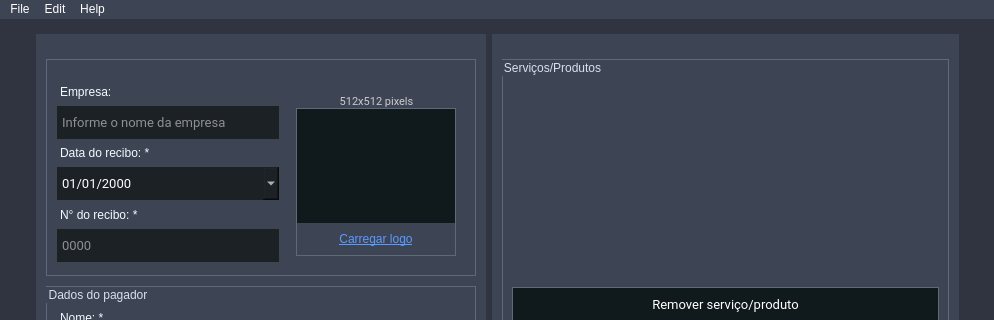
Qt form src/ui/mainwindow/ui_mainwindow.ui (victobriel/Receipt-Generator) before a commit; both pictures show x 0 to 994 and y 0 to 320 of the 994 by 816 pixel window.
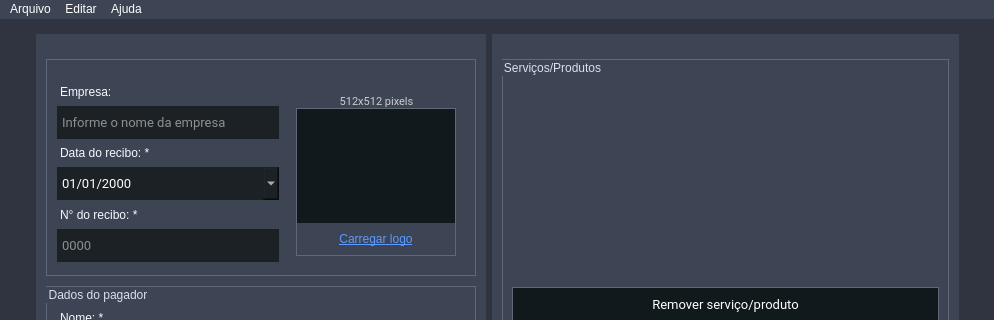
The same form after that commit. Icons and pictures are not drawn.

Patch:
```diff
--- a/src/ui/mainwindow/ui_mainwindow.ui
+++ b/src/ui/mainwindow/ui_mainwindow.ui
@@ -1566,20 +1566,20 @@
    </property>
    <widget class="QMenu" name="menuFile">
     <property name="title">
-     <string>File</string>
+     <string>Arquivo</string>
     </property>
     <addaction name="actionQuit"/>
    </widget>
    <widget class="QMenu" name="menuEdit">
     <property name="title">
-     <string>Edit</string>
+     <string>Editar</string>
     </property>
     <addaction name="actionPreview"/>
     <addaction name="actionPrint"/>
    </widget>
    <widget class="QMenu" name="menuHelp">
     <property name="title">
-     <string>Help</string>
+     <string>Ajuda</string>
     </property>
     <addaction name="actionDocumentation"/>
     <addaction name="actionCheckForUpdates"/>
```
Left out of the diff: 6 changed lines with no effect on the pictures.
